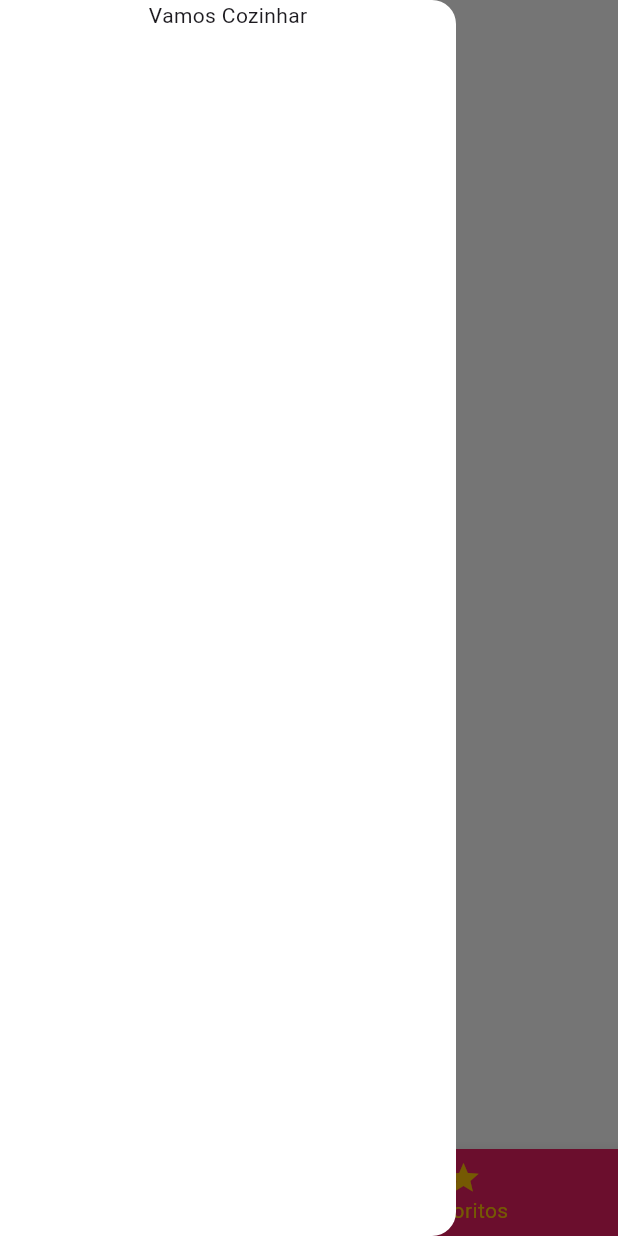
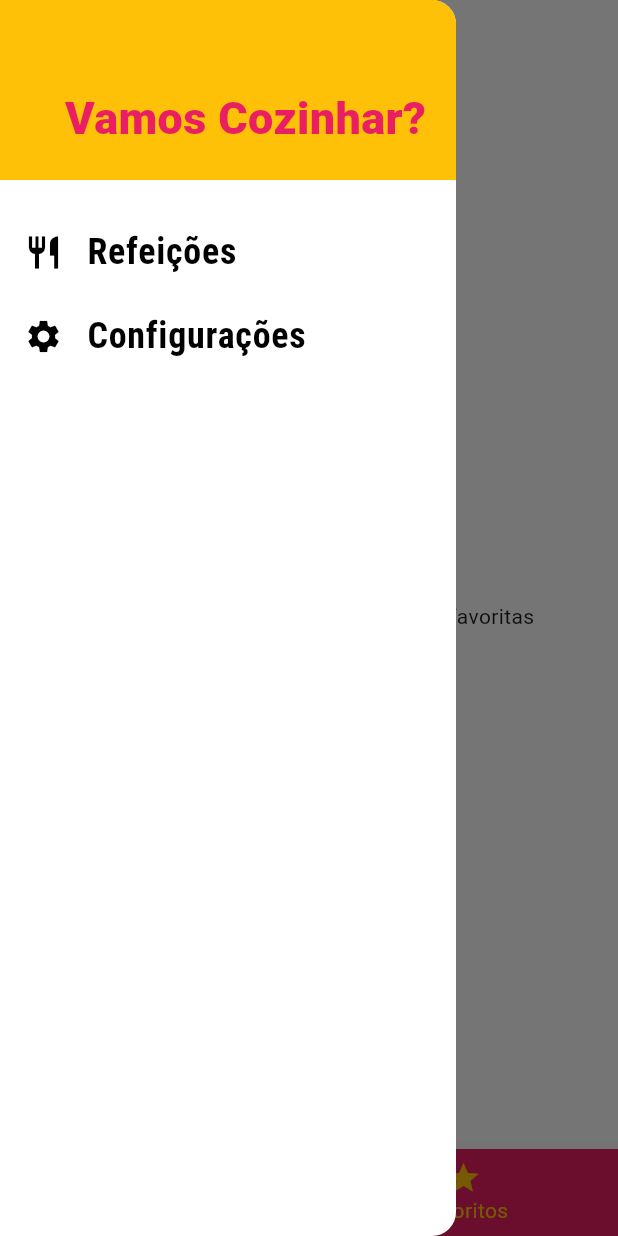
Before and after one commit to PauloHMesquita/meals, a Flutter app: the screen it shows after launch, item 2 of the bottom bar chosen, with the side drawer open, on a phone screen of 412 x 824 dp. Run offline on Flutter 3.47's test engine with Material 3 defaults, Android fonts, the phone set to English and light mode, and no system bars.

```diff
--- a/lib/components/main_drawer.dart
+++ b/lib/components/main_drawer.dart
@@ -1,15 +1,58 @@
 import 'package:flutter/material.dart';
+import '../utils/app_routes.dart';
 
 class MainDrawer extends StatelessWidget {
-  const MainDrawer({super.key});
+  const MainDrawer({Key? key}) : super(key: key);
+
+  Widget _createItem(IconData icon, String label, Function() onTap) {
+    return ListTile(
+      leading: Icon(
+        icon,
+        size: 26,
+      ),
+      title: Text(
+        label,
+        style: const TextStyle(
+          fontFamily: 'RobotoCondensed',
+          fontSize: 24,
+          fontWeight: FontWeight.bold,
+        ),
+      ),
+      onTap: onTap,
+    );
+  }
 
   @override
   Widget build(BuildContext context) {
     return Drawer(
       child: Column(
-        children: <Widget>[
+        children: [
           Container(
-            child: Text('Vamos Cozinhar'),
+            height: 120,
+            width: double.infinity,
+            padding: const EdgeInsets.all(20),
+            color: Theme.of(context).colorScheme.secondary,
+            alignment: Alignment.bottomRight,
+            child: Text(
+              'Vamos Cozinhar?',
+              style: TextStyle(
+                fontWeight: FontWeight.w900,
+                fontSize: 30,
+                color: Theme.of(context).colorScheme.primary,
+              ),
+            ),
+          ),
+          const SizedBox(height: 20),
+          _createItem(
+            Icons.restaurant,
+            'Refeições',
+            () => Navigator.of(context).pushReplacementNamed(AppRoutes.home),
+          ),
+          _createItem(
+            Icons.settings,
+            'Configurações',
+            () =>
+                Navigator.of(context).pushReplacementNamed(AppRoutes.settings),
           ),
         ],
       ),
--- a/lib/main.dart
+++ b/lib/main.dart
@@ -1,15 +1,56 @@
 import 'package:flutter/material.dart';
+import 'screens/tabs_screen.dart';
 import 'screens/categories_meals_screen.dart';
+import 'screens/meal_detail_screen.dart';
+import 'screens/settings_screen.dart';
 import 'utils/app_routes.dart';
-import 'screens/meal_detail_screen.dart';
-import 'screens/tabs_screen.dart';
+import 'models/meal.dart';
+import 'models/settings.dart';
+import 'data/dummy_data.dart';
 
 void main() {
   runApp(const MyApp());
 }
 
-class MyApp extends StatelessWidget {
+class MyApp extends StatefulWidget {
   const MyApp({Key? key}) : super(key: key);
+
+  @override
+  State<MyApp> createState() => _MyAppState();
+}
+
+class _MyAppState extends State<MyApp> {
+  Settings settings = Settings();
+  List<Meal> _availableMeals = dummyMeals;
+  final List<Meal> _favoriteMeals = [];
+
+  void _filterMeals(Settings settings) {
+    setState(() {
+      this.settings = settings;
+      _availableMeals = dummyMeals.where((meal) {
+        final filterGluten = settings.isGlutenFree && !meal.isGlutenFree;
+        final filterLactose = settings.isLactoseFree && !meal.isLactoseFree;
+        final filterVegan = settings.isVegan && !meal.isVegan;
+        final filterVegetarian = settings.isVegetarian && !meal.isVegetarian;
+        return !filterGluten &&
+            !filterLactose &&
+            !filterVegan &&
+            !filterVegetarian;
+      }).toList();
+    });
+  }
+
+  void _toggleFavorite(Meal meal) {
+    setState(() {
+      _favoriteMeals.contains(meal)
+          ? _favoriteMeals.remove(meal)
+          : _favoriteMeals.add(meal);
+    });
+  }
+
+  bool _isFavorite(Meal meal) {
+    return _favoriteMeals.contains(meal);
+  }
 
   @override
   Widget build(BuildContext context) {
@@ -30,9 +71,12 @@ class MyApp extends StatelessWidget {
             ),
       ),
       routes: {
-        AppRoutes.home: (ctx) => const TabsScreen(),
-        AppRoutes.categoriesMeals: (ctx) => const CategoriesMealsScreen(),
-        AppRoutes.mealDetail: (ctx) => const MealDetailScreen(),
+        AppRoutes.home: (ctx) => TabsScreen(_favoriteMeals),
+        AppRoutes.categoriesMeals: (ctx) =>
+            CategoriesMealsScreen(_availableMeals),
+        AppRoutes.mealDetail: (ctx) =>
+            MealDetailScreen(_toggleFavorite, _isFavorite),
+        AppRoutes.settings: (ctx) => SettingsScreen(settings, _filterMeals),
       },
     );
   }
--- /dev/null
+++ b/lib/models/settings.dart
@@ -0,0 +1,13 @@
+class Settings {
+  bool isGlutenFree;
+  bool isLactoseFree;
+  bool isVegan;
+  bool isVegetarian;
+
+  Settings({
+    this.isGlutenFree = false,
+    this.isLactoseFree = false,
+    this.isVegan = false,
+    this.isVegetarian = false,
+  });
+}
--- a/lib/screens/favorite_screen.dart
+++ b/lib/screens/favorite_screen.dart
@@ -1,12 +1,25 @@
 import 'package:flutter/material.dart';
+import '../components/meal_item.dart';
+import '../models/meal.dart';
 
 class FavoriteScreen extends StatelessWidget {
-  const FavoriteScreen({super.key});
+  final List<Meal> favoriteMeals;
+
+  const FavoriteScreen(this.favoriteMeals, {Key? key}) : super(key: key);
 
   @override
   Widget build(BuildContext context) {
-    return const Center(
-      child: Text('Minhas Refeições Favoritas!'),
-    );
+    if (favoriteMeals.isEmpty) {
+      return const Center(
+        child: Text('Nenhuma refeição foi marcada como favoritas'),
+      );
+    } else {
+      return ListView.builder(
+        itemCount: favoriteMeals.length,
+        itemBuilder: (ctx, index) {
+          return MealItem(favoriteMeals[index]);
+        },
+      );
+    }
   }
 }
--- a/lib/screens/tabs_screen.dart
+++ b/lib/screens/tabs_screen.dart
@@ -2,9 +2,12 @@ import 'package:flutter/material.dart';
 import 'categories_screen.dart';
 import 'favorite_screen.dart';
 import '../components/main_drawer.dart';
+import '../models/meal.dart';
 
 class TabsScreen extends StatefulWidget {
-  const TabsScreen({Key? key}) : super(key: key);
+  final List<Meal> favoriteMeals;
+
+  const TabsScreen(this.favoriteMeals, {Key? key}) : super(key: key);
 
   @override
   State<TabsScreen> createState() => _TabsScreenState();
@@ -12,11 +15,22 @@ class TabsScreen extends StatefulWidget {
 
 class _TabsScreenState extends State<TabsScreen> {
   int _selectedScreenIndex = 0;
+  List<Map<String, Object>>? _screens;
 
-  final List<Map<String, Object>> _screens = [
-    {'title': 'Lista de Categorias', 'screen': const CategoriesScreen()},
-    {'title': 'Meus Favoritos', 'screen': const FavoriteScreen()},
-  ];
+  @override
+  void initState() {
+    super.initState();
+    _screens = [
+      {
+        'title': 'Lista de Categorias',
+        'screen': const CategoriesScreen(),
+      },
+      {
+        'title': 'Meus Favoritos',
+        'screen': FavoriteScreen(widget.favoriteMeals),
+      },
+    ];
+  }
 
   _selectScreen(int index) {
     setState(() {
@@ -29,11 +43,11 @@ class _TabsScreenState extends State<TabsScreen> {
     return Scaffold(
       appBar: AppBar(
         title: Text(
-          _screens[_selectedScreenIndex]['title'] as String,
+          _screens![_selectedScreenIndex]['title'] as String,
         ),
       ),
-      drawer: MainDrawer(),
-      body: _screens[_selectedScreenIndex]['screen'] as Widget,
+      drawer: const MainDrawer(),
+      body: _screens![_selectedScreenIndex]['screen'] as Widget,
       bottomNavigationBar: BottomNavigationBar(
         onTap: _selectScreen,
         backgroundColor: Theme.of(context).colorScheme.primary,
--- a/lib/utils/app_routes.dart
+++ b/lib/utils/app_routes.dart
@@ -1,5 +1,6 @@
 class AppRoutes {
   static const home = '/';
   static const categoriesMeals = '/categories-meals';
-  static const mealDetail = '/meal-detail';
+  static const mealDetail = '/metal-detail';
+  static const settings = '/settings';
 }
```
Also changed, not shown: lib/components/meal_item.dart (+14 -6 lines), lib/screens/categories_meals_screen.dart (+5 -3 lines), lib/screens/meal_detail_screen.dart (+11 -1 lines), lib/screens/settings_screen.dart (added, +92 -0 lines).
